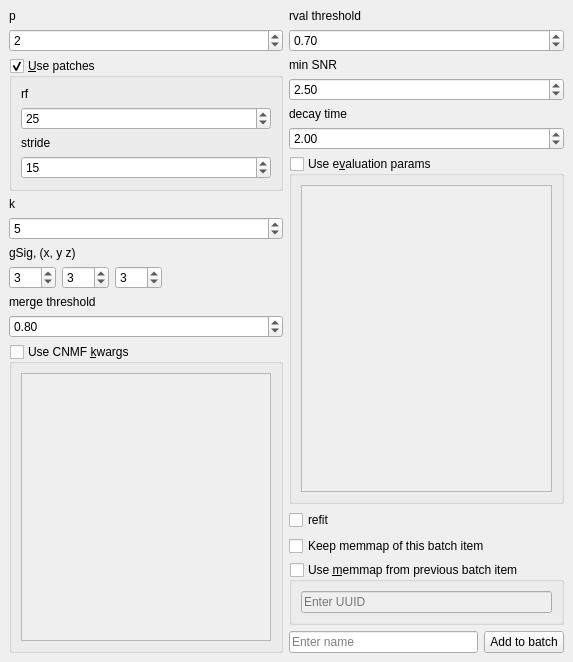
This is mesmerize/viewer/modules/ui_files/cnmf_3d_pytemplate.ui in kushalkolar/MESmerize as Qt 5 draws it before an edit. The edited form follows.
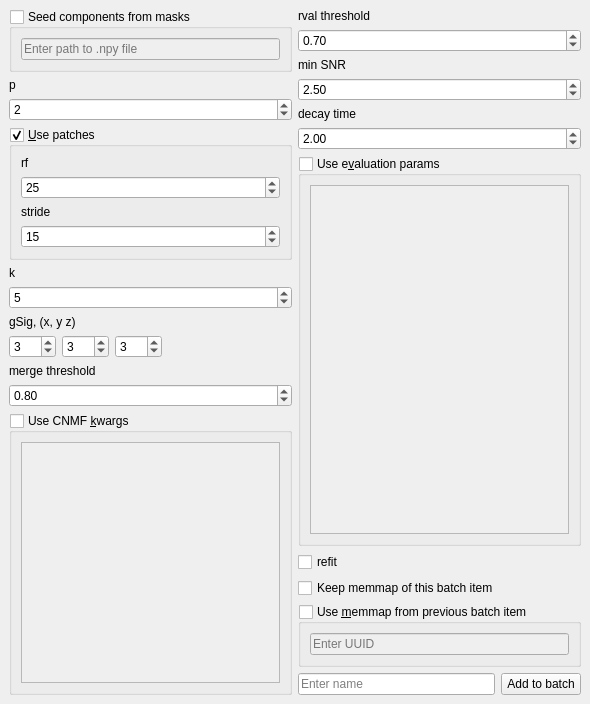
This is the edited form.

Commit message: added lineEdit for Ain paths for seeded CNMF

Patch:
```diff
--- a/mesmerize/viewer/modules/ui_files/cnmf_3d_pytemplate.ui
+++ b/mesmerize/viewer/modules/ui_files/cnmf_3d_pytemplate.ui
@@ -6,8 +6,8 @@
    <rect>
     <x>0</x>
     <y>0</y>
-    <width>573</width>
-    <height>662</height>
+    <width>590</width>
+    <height>704</height>
    </rect>
   </property>
   <property name="floating">
@@ -22,6 +22,31 @@
      <layout class="QHBoxLayout" name="horizontalLayout_3">
       <item>
        <layout class="QVBoxLayout" name="verticalLayout_4">
+        <item>
+         <widget class="QGroupBox" name="groupBox_seed_components">
+          <property name="toolTip">
+           <string>Useful if trying out different paramters for the same input image stack.</string>
+          </property>
+          <property name="title">
+           <string>Seed components from masks</string>
+          </property>
+          <property name="checkable">
+           <bool>true</bool>
+          </property>
+          <property name="checked">
+           <bool>false</bool>
+          </property>
+          <layout class="QVBoxLayout" name="verticalLayout_9">
+           <item>
+            <widget class="QLineEdit" name="lineEdit_seed_components_path">
+             <property name="placeholderText">
+              <string>Enter path to .npy file</string>
+             </property>
+            </widget>
+           </item>
+          </layout>
+         </widget>
+        </item>
         <item>
          <widget class="QLabel" name="label_6">
           <property name="text">
```
Left out of the diff: 3 changed lines with no effect on the pictures. The commit also changes 3 other files.
